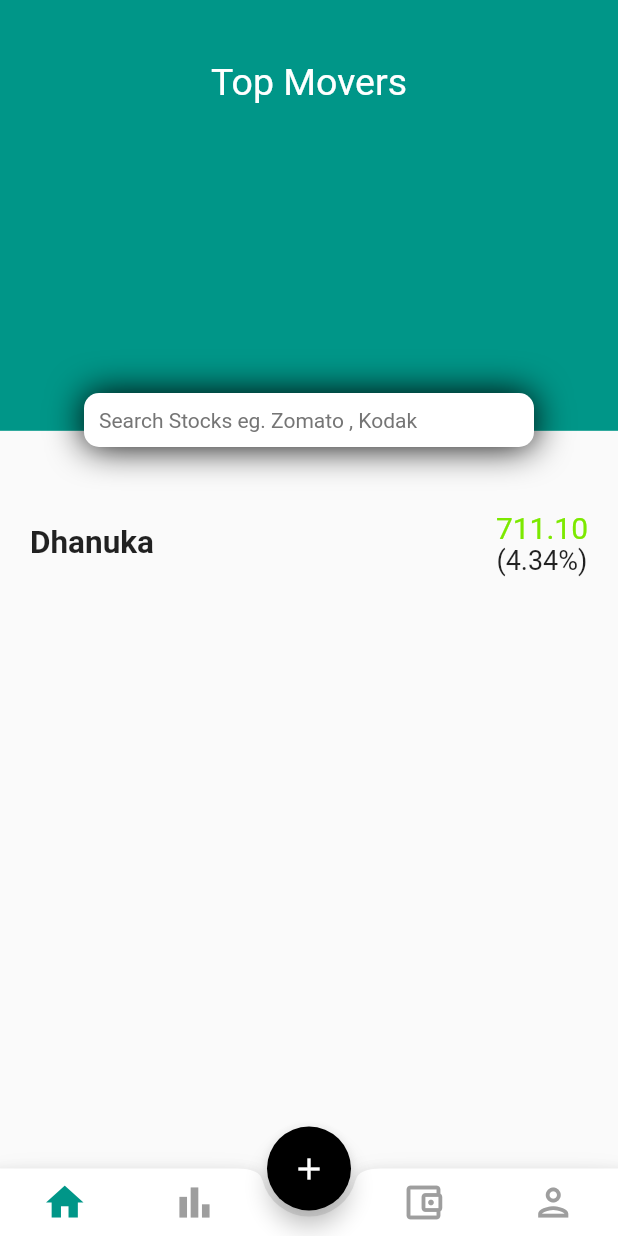
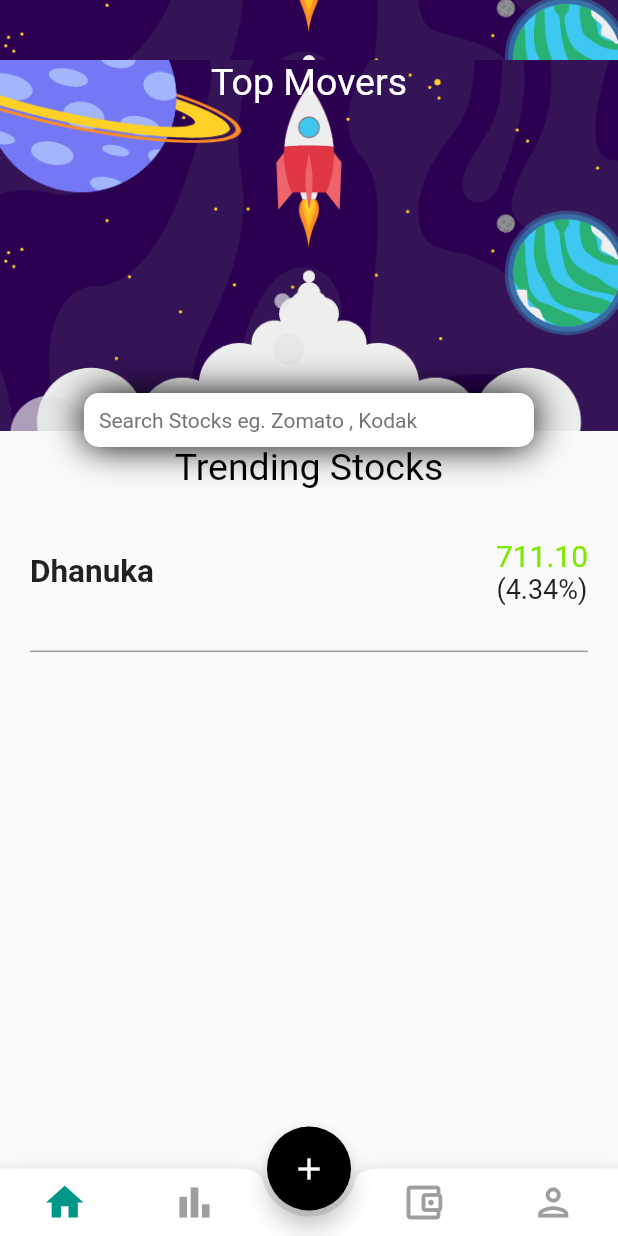
Before and after one commit to basedharsh/Hackerstellar_HackeyHackey, a Flutter app: the Bottom screen opened directly, on a phone screen of 412 x 824 dp. Run offline on Flutter 3.47's test engine with Material 2 defaults, Android fonts, the light colour scheme and no system bars; our stand-ins replace firebase_core, google_fonts, liquid_swipe, rive; missing offline and left inert: dart:ffi, dialog_flowtter; accounts and stored records are empty.

Commit message:
Aree bhai

```diff
--- a/lib/screen/home.dart
+++ b/lib/screen/home.dart
@@ -18,24 +18,21 @@ class _HomeState extends State<Home> {
       child: Column(
         children: [
           Container(
+            decoration: const BoxDecoration(
+              image: DecorationImage(
+                  image: AssetImage("images/space.gif"), fit: BoxFit.fitWidth),
+            ),
             height: 40,
             width: double.infinity,
-            color: Colors.teal,
           ),
-          GestureDetector(
-            onTap: () {
-              Navigator.push(
-                context,
-                MaterialPageRoute(
-                  builder: (context) => Searchstock(),
-                ),
-              );
-            },
-            child: Container(
+          Container(
             // padding: EdgeInsets.only(top: 56, ),
             width: double.infinity,
             height: mq.height * 0.3,
-              decoration: BoxDecoration(color: Colors.teal),
+            decoration: const BoxDecoration(
+              image: DecorationImage(
+                  image: AssetImage("images/space.gif"), fit: BoxFit.cover),
+            ),
             child: Column(
               mainAxisAlignment: MainAxisAlignment.start,
               children: [
@@ -46,7 +43,14 @@ class _HomeState extends State<Home> {
                       fontWeight: FontWeight.w400,
                       color: Colors.white),
                 ),
-                  Positioned(
+                GestureDetector(
+                  onTap: () {
+                    Navigator.push(
+                      context,
+                      MaterialPageRoute(builder: (context) => Searchstock()),
+                    );
+                  },
+                  child: Positioned(
                     child: Container(
                       width: 300,
                       margin: EdgeInsets.only(top: 193),
@@ -66,13 +70,23 @@ class _HomeState extends State<Home> {
                       ),
                     ),
                   ),
+                ),
               ],
             ),
+          ),
+          Padding(
+            padding: const EdgeInsets.all(10.0),
+            child: Text(
+              'Trending Stocks',
+              style: TextStyle(
+                  fontSize: 25,
+                  fontWeight: FontWeight.w400,
+                  color: Colors.black),
             ),
           ),
           Container(
             padding: EdgeInsets.all(20),
-            height: 150,
+            height: 90,
             child: Row(
               mainAxisAlignment: MainAxisAlignment.spaceBetween,
               children: [
@@ -99,7 +113,13 @@ class _HomeState extends State<Home> {
                 ),
               ],
             ),
-          )
+          ),
+          Divider(
+            color: Colors.grey,
+            thickness: 1,
+            endIndent: 20,
+            indent: 20,
+          ),
         ],
       ),
     );
--- a/lib/widgets/bottomnav.dart
+++ b/lib/widgets/bottomnav.dart
@@ -1,5 +1,5 @@
 import 'package:flutter/material.dart';
-import 'package:spaceodyssey/screen/graph.dart';
+import 'package:spaceodyssey/screen/chatbot.dart';
 import 'package:spaceodyssey/screen/home.dart';
 import 'package:spaceodyssey/screen/portfolio.dart';
 import 'package:spaceodyssey/screen/stats.dart';
@@ -14,7 +14,7 @@ class Bottom extends StatefulWidget {
 
 class _BottomState extends State<Bottom> {
   int index_color = 0;
-  List Screen = [Home(), Stat(), Graph(), User()];
+  List Screen = [Home(), Stat(), Chatbotsupport(), User()];
   @override
   Widget build(BuildContext context) {
     return Scaffold(
--- a/pubspec.yaml
+++ b/pubspec.yaml
@@ -39,6 +39,8 @@ dependencies:
   rive: ^0.10.4
   google_fonts: ^4.0.3
   firebase_core: ^2.9.0
+  firebase_auth: ^4.4.1
+  dialog_flowtter: ^0.3.3
 
 dev_dependencies:
   flutter_test:
```
Also changed, not shown: lib/helper/message.dart (added, +54 -0 lines), lib/screen/chatbot.dart (added, +123 -0 lines), lib/screen/graph.dart (deleted, +0 -15 lines), images/space.gif (added), pubspec.lock, 1 other file. Lines whose indentation alone changed are shown as unchanged.
